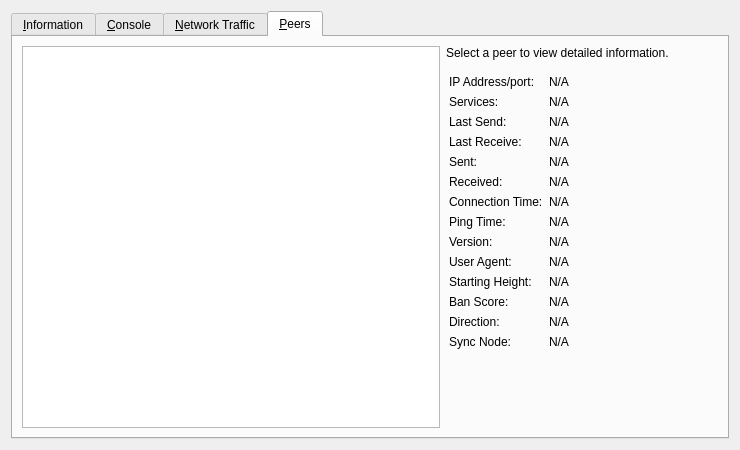
Qt form src/qt/forms/debugwindow.ui (solrac3658/CryptoniteTesis) before a commit.
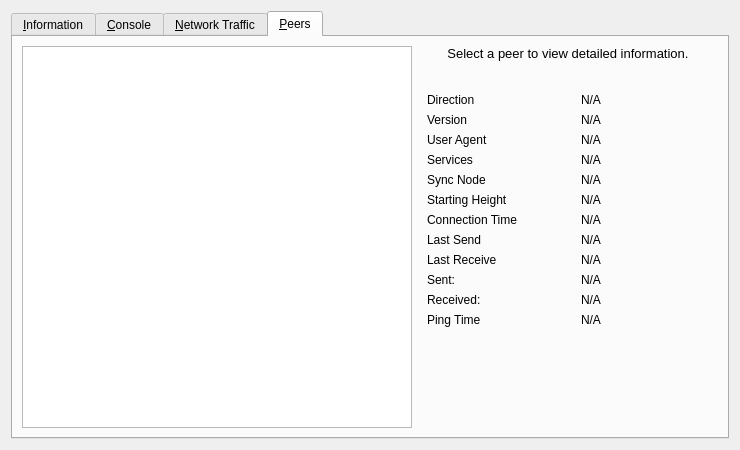
The same form after that commit. The open tabs and pages were chosen to show the change. Icons and pictures are not drawn. Custom widgets are drawn as their Qt base class.

Commit message: Debug window update

What changed in the file:
```diff
--- a/src/qt/forms/debugwindow.ui
+++ b/src/qt/forms/debugwindow.ui
@@ -1,7 +1,7 @@
 <?xml version="1.0" encoding="UTF-8"?>
 <ui version="4.0">
  <class>RPCConsole</class>
- <widget class="QWidget" name="RPCConsole">
+ <widget class="QDialog" name="RPCConsole">
   <property name="geometry">
    <rect>
     <x>0</x>
@@ -13,8 +13,8 @@
   <property name="windowTitle">
    <string>Debug window</string>
   </property>
-  <layout class="QVBoxLayout" name="verticalLayout_2">
-   <item>
+  <layout class="QGridLayout" name="gridLayout">
+   <item row="0" column="0">
     <widget class="QTabWidget" name="tabWidget">
      <property name="currentIndex">
       <number>0</number>
@@ -23,10 +23,7 @@
       <attribute name="title">
        <string>&amp;Information</string>
       </attribute>
-      <layout class="QGridLayout" name="gridLayout" columnstretch="0,1">
-       <property name="horizontalSpacing">
-        <number>12</number>
-       </property>
+      <layout class="QGridLayout" name="gridLayout_4">
        <item row="0" column="0">
         <widget class="QLabel" name="label_9">
          <property name="font">
@@ -329,19 +326,6 @@
         </widget>
        </item>
        <item row="14" column="0">
-        <spacer name="verticalSpacer_2">
-         <property name="orientation">
-          <enum>Qt::Vertical</enum>
-         </property>
-         <property name="sizeHint" stdset="0">
-          <size>
-           <width>20</width>
-           <height>20</height>
-          </size>
-         </property>
-        </spacer>
-       </item>
-       <item row="15" column="0">
         <widget class="QLabel" name="labelDebugLogfile">
          <property name="font">
           <font>
@@ -367,19 +351,6 @@
          </property>
         </widget>
        </item>
-       <item row="16" column="0">
-        <spacer name="verticalSpacer">
-         <property name="orientation">
-          <enum>Qt::Vertical</enum>
-         </property>
-         <property name="sizeHint" stdset="0">
-          <size>
-           <width>20</width>
-           <height>40</height>
-          </size>
-         </property>
-        </spacer>
-       </item>
       </layout>
      </widget>
      <widget class="QWidget" name="tab_console">
@@ -709,30 +680,8 @@
        <string>&amp;Peers</string>
       </attribute>
       <layout class="QGridLayout" name="gridLayout_2">
-       <item row="0" column="1">
-        <widget class="QLabel" name="peerHeading">
-         <property name="sizePolicy">
-          <sizepolicy hsizetype="Preferred" vsizetype="Minimum">
-           <horstretch>0</horstretch>
-           <verstretch>0</verstretch>
-          </sizepolicy>
-         </property>
-         <property name="text">
-          <string>Select a peer to view detailed information.</string>
-         </property>
-         <property name="margin">
-          <number>3</number>
-         </property>
-        </widget>
-       </item>
        <item row="0" column="0" rowspan="2">
         <widget class="QTableView" name="peerWidget">
-         <property name="sizePolicy">
-          <sizepolicy hsizetype="Expanding" vsizetype="Expanding">
-           <horstretch>0</horstretch>
-           <verstretch>0</verstretch>
-          </sizepolicy>
-         </property>
          <property name="horizontalScrollBarPolicy">
           <enum>Qt::ScrollBarAlwaysOff</enum>
          </property>
@@ -742,237 +691,341 @@
          <property name="sortingEnabled">
           <bool>true</bool>
          </property>
+         <attribute name="horizontalHeaderHighlightSections">
+          <bool>false</bool>
+         </attribute>
+        </widget>
+       </item>
+       <item row="0" column="1">
+        <widget class="QLabel" name="peerHeading">
+         <property name="sizePolicy">
+          <sizepolicy hsizetype="Preferred" vsizetype="Minimum">
+           <horstretch>0</horstretch>
+           <verstretch>0</verstretch>
+          </sizepolicy>
+         </property>
+         <property name="minimumSize">
+          <size>
+           <width>300</width>
+           <height>32</height>
+          </size>
+         </property>
+         <property name="font">
+          <font>
+           <pointsize>10</pointsize>
+          </font>
+         </property>
+         <property name="cursor">
+          <cursorShape>IBeamCursor</cursorShape>
+         </property>
+         <property name="text">
+          <string>Select a peer to view detailed information.</string>
+         </property>
+         <property name="alignment">
+          <set>Qt::AlignHCenter|Qt::AlignTop</set>
+         </property>
+         <property name="wordWrap">
+          <bool>true</bool>
+         </property>
+         <property name="textInteractionFlags">
+          <set>Qt::LinksAccessibleByMouse|Qt::TextSelectableByKeyboard|Qt::TextSelectableByMouse</set>
+         </property>
         </widget>
        </item>
        <item row="1" column="1">
         <widget class="QWidget" name="detailWidget" native="true">
-         <property name="sizePolicy">
-          <sizepolicy hsizetype="Preferred" vsizetype="Expanding">
-           <horstretch>0</horstretch>
-           <verstretch>0</verstretch>
-          </sizepolicy>
+         <property name="minimumSize">
+          <size>
+           <width>300</width>
+           <height>0</height>
+          </size>
          </property>
          <layout class="QGridLayout" name="gridLayout_3">
-          <property name="leftMargin">
-           <number>3</number>
-          </property>
-          <item row="12" column="0">
+          <item row="0" column="0">
+           <widget class="QLabel" name="label_23">
+            <property name="text">
+             <string>Direction</string>
+            </property>
+           </widget>
+          </item>
+          <item row="0" column="2">
+           <widget class="QLabel" name="peerDirection">
+            <property name="cursor">
+             <cursorShape>IBeamCursor</cursorShape>
+            </property>
+            <property name="text">
+             <string>N/A</string>
+            </property>
+            <property name="textFormat">
+             <enum>Qt::PlainText</enum>
+            </property>
+            <property name="textInteractionFlags">
+             <set>Qt::LinksAccessibleByMouse|Qt::TextSelectableByKeyboard|Qt::TextSelectableByMouse</set>
+            </property>
+           </widget>
+          </item>
+          <item row="1" column="0">
            <widget class="QLabel" name="label_21">
             <property name="text">
-             <string>Version:</string>
+             <string>Version</string>
             </property>
            </widget>
           </item>
-          <item row="11" column="1">
-           <widget class="QLabel" name="peerPingTime">
-            <property name="text">
-             <string>N/A</string>
-            </property>
-           </widget>
-          </item>
-          <item row="5" column="0">
-           <widget class="QLabel" name="label_19">
-            <property name="text">
-             <string>Last Receive:</string>
-            </property>
-           </widget>
-          </item>
-          <item row="14" column="0">
-           <widget class="QLabel" name="label_28">
-            <property name="text">
-             <string>User Agent:</string>
-            </property>
-           </widget>
-          </item>
-          <item row="12" column="1">
+          <item row="1" column="2">
            <widget class="QLabel" name="peerVersion">
             <property name="text">
              <string>N/A</string>
             </property>
-           </widget>
-          </item>
-          <item row="8" column="1">
-           <widget class="QLabel" name="peerConnTime">
-            <property name="minimumSize">
-             <size>
-              <width>160</width>
-              <height>0</height>
-             </size>
-            </property>
             <property name="text">
              <string>N/A</string>
             </property>
-           </widget>
-          </item>
-          <item row="11" column="0">
-           <widget class="QLabel" name="label_26">
-            <property name="text">
-             <string>Ping Time:</string>
+            <property name="textFormat">
+             <enum>Qt::PlainText</enum>
             </property>
-           </widget>
-          </item>
-          <item row="5" column="1">
-           <widget class="QLabel" name="peerLastRecv">
-            <property name="sizePolicy">
-             <sizepolicy hsizetype="Preferred" vsizetype="Preferred">
-              <horstretch>0</horstretch>
-              <verstretch>0</verstretch>
-             </sizepolicy>
+            <property name="textInteractionFlags">
+             <set>Qt::LinksAccessibleByMouse|Qt::TextSelectableByKeyboard|Qt::TextSelectableByMouse</set>
             </property>
-            <property name="text">
-             <string>N/A</string>
-            </property>
            </widget>
           </item>
-          <item row="8" column="0">
-           <widget class="QLabel" name="label_22">
+          <item row="2" column="0">
+           <widget class="QLabel" name="label_28">
             <property name="text">
-             <string>Connection Time:</string>
+             <string>User Agent</string>
             </property>
            </widget>
           </item>
-          <item row="6" column="1">
-           <widget class="QLabel" name="peerBytesSent">
-            <property name="text">
-             <string>N/A</string>
-            </property>
-           </widget>
-          </item>
-          <item row="14" column="1">
+          <item row="2" column="2">
            <widget class="QLabel" name="peerSubversion">
             <property name="text">
              <string>N/A</string>
             </property>
+            <property name="textFormat">
+             <enum>Qt::PlainText</enum>
+            </property>
+            <property name="textInteractionFlags">
+             <set>Qt::LinksAccessibleByMouse|Qt::TextSelectableByKeyboard|Qt::TextSelectableByMouse</set>
+            </property>
            </widget>
           </item>
-          <item row="15" column="0">
+          <item row="3" column="0">
+           <widget class="QLabel" name="label_4">
+            <property name="text">
+             <string>Services</string>
+            </property>
+           </widget>
+          </item>
+          <item row="3" column="2">
+           <widget class="QLabel" name="peerServices">
+            <property name="cursor">
+             <cursorShape>IBeamCursor</cursorShape>
+            </property>
+            <property name="text">
+             <string>N/A</string>
+            </property>
+            <property name="textFormat">
+             <enum>Qt::PlainText</enum>
+            </property>
+            <property name="textInteractionFlags">
+             <set>Qt::LinksAccessibleByMouse|Qt::TextSelectableByKeyboard|Qt::TextSelectableByMouse</set>
+            </property>
+           </widget>
+          </item>
+          <item row="4" column="0">
+           <widget class="QLabel" name="label_25">
+            <property name="text">
+             <string>Sync Node</string>
+            </property>
+           </widget>
+          </item>
+          <item row="4" column="2">
+           <widget class="QLabel" name="peerSyncNode">
+            <property name="cursor">
+             <cursorShape>IBeamCursor</cursorShape>
+            </property>
+            <property name="text">
+             <string>N/A</string>
+            </property>
+            <property name="textFormat">
+             <enum>Qt::PlainText</enum>
+            </property>
+            <property name="textInteractionFlags">
+             <set>Qt::LinksAccessibleByMouse|Qt::TextSelectableByKeyboard|Qt::TextSelectableByMouse</set>
+            </property>
+           </widget>
+          </item>
+          <item row="5" column="0">
            <widget class="QLabel" name="label_29">
             <property name="text">
-             <string>Starting Height:</string>
+             <string>Starting Height</string>
             </property>
            </widget>
           </item>
-          <item row="7" column="1">
-           <widget class="QLabel" name="peerBytesRecv">
+          <item row="5" column="2">
+           <widget class="QLabel" name="peerHeight">
+            <property name="cursor">
+             <cursorShape>IBeamCursor</cursorShape>
+            </property>
             <property name="text">
              <string>N/A</string>
             </property>
+            <property name="textFormat">
+             <enum>Qt::PlainText</enum>
+            </property>
+            <property name="textInteractionFlags">
+             <set>Qt::LinksAccessibleByMouse|Qt::TextSelectableByKeyboard|Qt::TextSelectableByMouse</set>
+            </property>
            </widget>
           </item>
           <item row="6" column="0">
+           <widget class="QLabel" name="label_22">
+            <property name="text">
+             <string>Connection Time</string>
+            </property>
+           </widget>
+          </item>
+          <item row="6" column="2">
+           <widget class="QLabel" name="peerConnTime">
+            <property name="cursor">
+             <cursorShape>IBeamCursor</cursorShape>
+            </property>
+            <property name="text">
+             <string>N/A</string>
+            </property>
+            <property name="textFormat">
+             <enum>Qt::PlainText</enum>
+            </property>
+            <property name="textInteractionFlags">
+             <set>Qt::LinksAccessibleByMouse|Qt::TextSelectableByKeyboard|Qt::TextSelectableByMouse</set>
+            </property>
+           </widget>
+          </item>
+          <item row="7" column="0">
+           <widget class="QLabel" name="label_15">
+            <property name="text">
+             <string>Last Send</string>
+            </property>
+           </widget>
+          </item>
+          <item row="7" column="2">
+           <widget class="QLabel" name="peerLastSend">
+            <property name="cursor">
+             <cursorShape>IBeamCursor</cursorShape>
+            </property>
+            <property name="text">
+             <string>N/A</string>
+            </property>
+            <property name="textFormat">
+             <enum>Qt::PlainText</enum>
+            </property>
+            <property name="textInteractionFlags">
+             <set>Qt::LinksAccessibleByMouse|Qt::TextSelectableByKeyboard|Qt::TextSelectableByMouse</set>
+            </property>
+           </widget>
+          </item>
+          <item row="8" column="0">
+           <widget class="QLabel" name="label_19">
+            <property name="text">
+             <string>Last Receive</string>
+            </property>
+           </widget>
+          </item>
+          <item row="8" column="2">
+           <widget class="QLabel" name="peerLastRecv">
+            <property name="cursor">
+             <cursorShape>IBeamCursor</cursorShape>
+            </property>
+            <property name="text">
+             <string>N/A</string>
+            </property>
+            <property name="textFormat">
+             <enum>Qt::PlainText</enum>
+            </property>
+            <property name="textInteractionFlags">
+             <set>Qt::LinksAccessibleByMouse|Qt::TextSelectableByKeyboard|Qt::TextSelectableByMouse</set>
+            </property>
+           </widget>
+          </item>
+          <item row="9" column="0">
            <widget class="QLabel" name="label_18">
             <property name="text">
              <string>Sent:</string>
             </property>
            </widget>
           </item>
-          <item row="7" column="0">
+          <item row="9" column="2">
+           <widget class="QLabel" name="peerBytesSent">
+            <property name="cursor">
+             <cursorShape>IBeamCursor</cursorShape>
+            </property>
+            <property name="text">
+             <string>N/A</string>
+            </property>
+            <property name="textFormat">
+             <enum>Qt::PlainText</enum>
+            </property>
+            <property name="textInteractionFlags">
+             <set>Qt::LinksAccessibleByMouse|Qt::TextSelectableByKeyboard|Qt::TextSelectableByMouse</set>
+            </property>
+           </widget>
+          </item>
+          <item row="10" column="0">
            <widget class="QLabel" name="label_20">
             <property name="text">
              <string>Received:</string>
             </property>
            </widget>
           </item>
-          <item row="15" column="1">
-           <widget class="QLabel" name="peerHeight">
-            <property name="text">
-             <string>N/A</string>
+          <item row="10" column="2">
+           <widget class="QLabel" name="peerBytesRecv">
+            <property name="cursor">
+             <cursorShape>IBeamCursor</cursorShape>
             </property>
-           </widget>
-          </item>
-          <item row="16" column="0">
-           <widget class="QLabel" name="label_24">
             <property name="text">
-             <string>Ban Score:</string>
-            </property>
-           </widget>
-          </item>
-          <item row="16" column="1">
-           <widget class="QLabel" name="peerBanScore">
-            <property name="text">
              <string>N/A</string>
             </property>
-           </widget>
-          </item>
-          <item row="17" column="0">
-           <widget class="QLabel" name="label_23">
-            <property name="text">
-             <string>Direction:</string>
+            <property name="textFormat">
+             <enum>Qt::PlainText</enum>
             </property>
-           </widget>
-          </item>
-          <item row="17" column="1">
-           <widget class="QLabel" name="peerDirection">
-            <property name="text">
-             <string>N/A</string>
+            <property name="textInteractionFlags">
+             <set>Qt::LinksAccessibleByMouse|Qt::TextSelectableByKeyboard|Qt::TextSelectableByMouse</set>
             </property>
            </widget>
           </item>
-          <item row="19" column="0">
-           <widget class="QLabel" name="label_25">
+          <item row="11" column="0">
+           <widget class="QLabel" name="label_26">
             <property name="text">
-             <string>Sync Node:</string>
+             <string>Ping Time</string>
             </property>
            </widget>
           </item>
-          <item row="19" column="1">
-           <widget class="QLabel" name="peerSyncNode">
-            <property name="text">
-             <string>N/A</string>
+          <item row="11" column="2">
+           <widget class="QLabel" name="peerPingTime">
+            <property name="cursor">
+             <cursorShape>IBeamCursor</cursorShape>
             </property>
-           </widget>
-          </item>
-          <item row="3" column="0">
-           <widget class="QLabel" name="label_15">
             <property name="text">
-             <string>Last Send:</string>
-            </property>
-           </widget>
-          </item>
-          <item row="2" column="0">
-           <widget class="QLabel" name="label_4">
-            <property name="text">
-             <string>Services:</string>
-            </property>
-           </widget>
-          </item>
-          <item row="1" column="0">
-           <widget class="QLabel" name="label_27">
-            <property name="text">
-             <string>IP Address/port:</string>
-            </property>
-           </widget>
-          </item>
-          <item row="3" column="1">
-           <widget class="QLabel" name="peerLastSend">
-            <property name="text">
              <string>N/A</string>
             </property>
-           </widget>
-          </item>
-          <item row="2" column="1">
-           <widget class="QLabel" name="peerServices">
-            <property name="text">
-             <string>N/A</string>
+            <property name="textFormat">
+             <enum>Qt::PlainText</enum>
             </property>
-           </widget>
-          </item>
-          <item row="1" column="1">
-           <widget class="QLabel" name="peerAddr">
-            <property name="text">
-             <string>N/A</string>
+            <property name="textInteractionFlags">
+             <set>Qt::LinksAccessibleByMouse|Qt::TextSelectableByKeyboard|Qt::TextSelectableByMouse</set>
             </property>
            </widget>
           </item>
-          <item row="20" column="0">
-           <widget class="QWidget" name="widget" native="true">
-            <property name="sizePolicy">
-             <sizepolicy hsizetype="Preferred" vsizetype="Expanding">
-              <horstretch>0</horstretch>
-              <verstretch>0</verstretch>
-             </sizepolicy>
+          <item row="12" column="1">
+           <spacer name="verticalSpacer_3">
+            <property name="orientation">
+             <enum>Qt::Vertical</enum>
             </property>
-           </widget>
+            <property name="sizeHint" stdset="0">
+             <size>
+              <width>20</width>
+              <height>40</height>
+             </size>
+            </property>
+           </spacer>
           </item>
          </layout>
         </widget>
```
Left out of the diff: 45 changed lines with no effect on the pictures. The commit also changes 6 other files.
